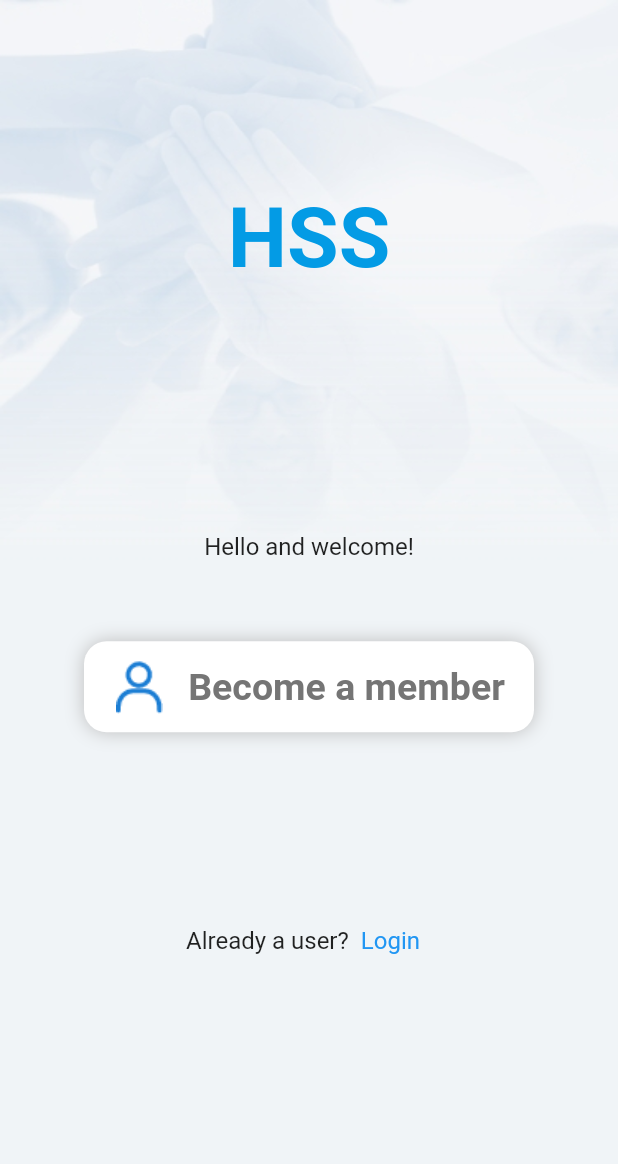
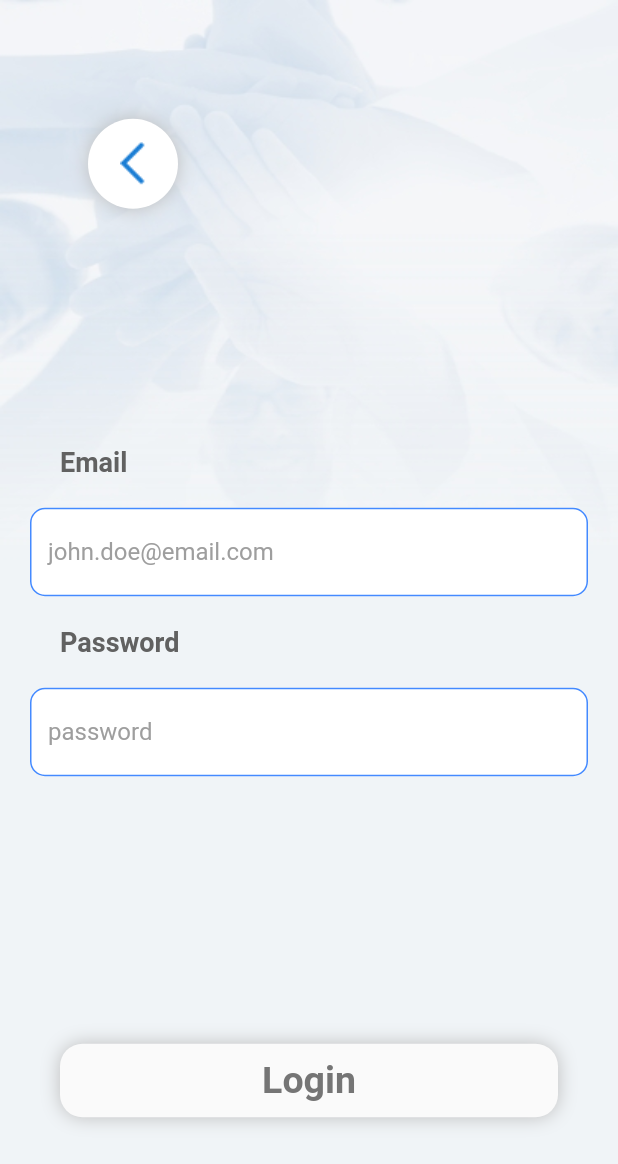
Before and after one commit to stefo231/hss_app, a Flutter app: the screen it shows after launch, on a phone screen of 412 x 824 dp. Shown: the top 1164 px of the screen. Run offline on Flutter 3.47's test engine with Material 2 defaults, Android fonts, the phone set to English and light mode, and no system bars; our stand-ins replace font_awesome_flutter, slider_button.

Commit message:
alignment fix

```diff
--- a/lib/components/circle_button.dart
+++ b/lib/components/circle_button.dart
@@ -1,5 +1,4 @@
 import 'package:flutter/material.dart';
-import 'package:font_awesome_flutter/font_awesome_flutter.dart';
 
 class CircleButton extends StatelessWidget {
   CircleButton({@required this.onTap, this.img, this.icon});
@@ -13,9 +12,9 @@ class CircleButton extends StatelessWidget {
     return GestureDetector(
       onTap: onTap,
       child: Container(
-        margin: EdgeInsets.only(left: 40.0),
+        // margin: EdgeInsets.only(left: 40.0),
         child: img ?? icon,
-        padding: EdgeInsets.all(20.0),
+        padding: EdgeInsets.all(15.0),
         decoration: BoxDecoration(
           // color: Colors.grey[100],
           color: Colors.white,
--- a/lib/main.dart
+++ b/lib/main.dart
@@ -1,10 +1,9 @@
 import 'package:flutter/material.dart';
-import 'package:hss_app/screens/helper.dart';
+// import 'package:hss_app/screens/helper.dart';
 import 'package:hss_app/screens/home_screen.dart';
-
 import 'package:hss_app/screens/welcome_screen.dart';
-
-import 'screens/login_doctor_screen.dart';
+import 'screens/home_screen.dart';
+import 'screens/login_email_screen.dart';
 
 void main() {
   runApp(App());
@@ -14,19 +13,23 @@ class App extends StatelessWidget {
   @override
   Widget build(BuildContext context) {
     return MaterialApp(
-      // initialRoute: '/',
-      // routes: {'/': (context) => HomeScreen()},
+      initialRoute: LogInEmailScreen.id,
+      routes: {
+        WelcomeScreen.id: (context) => WelcomeScreen(),
+        LogInEmailScreen.id: (context) => LogInEmailScreen(),
+        HomeScreen.id: (context) => HomeScreen(),
+      },
 
-      home: Scaffold(
-        body: SafeArea(
-// za polesna navigacija - comment / uncomment
-          child: WelcomeScreen(),
-          // child: HomeScreen(),
+//       home: Scaffold(
+//         body: SafeArea(
+// // za polesna navigacija - comment / uncomment
+//           child: WelcomeScreen(),
+//           // child: HomeScreen(),
 
-          // child: LogInScreenDoctor(),
-          // child: Helper(),
-        ),
-      ),
+//           // child: LogInScreenDoctor(),
+//           // child: Helper(),
+//         ),
+//       ),
     );
   }
 }
--- a/lib/screens/login_doctor_screen.dart
+++ b/lib/screens/login_email_screen.dart
@@ -1,15 +1,17 @@
 import 'package:flutter/material.dart';
-import 'package:font_awesome_flutter/font_awesome_flutter.dart';
 import 'package:hss_app/components/circle_button.dart';
 import 'package:hss_app/components/custom_textinput.dart';
 import 'package:hss_app/components/custom_button.dart';
 
-class LogInScreenDoctor extends StatefulWidget {
+import 'home_screen.dart';
+
+class LogInEmailScreen extends StatefulWidget {
+  static String id = "login_email_screen";
   @override
-  _LogInScreenDoctorState createState() => _LogInScreenDoctorState();
+  _LogInEmailScreenState createState() => _LogInEmailScreenState();
 }
 
-class _LogInScreenDoctorState extends State<LogInScreenDoctor> {
+class _LogInEmailScreenState extends State<LogInEmailScreen> {
   @override
   Widget build(BuildContext context) {
     return Scaffold(
@@ -24,19 +26,20 @@ class _LogInScreenDoctorState extends State<LogInScreenDoctor> {
           mainAxisAlignment: MainAxisAlignment.spaceAround,
           children: [
             Row(
-              mainAxisAlignment: MainAxisAlignment.start,
+              mainAxisAlignment: MainAxisAlignment.spaceAround,
               children: [
                 CircleButton(
                   onTap: () {
-                    print('Ouch!');
-                    //Navigator.pop(context);
+                    Navigator.pop(context);
                   },
-                  icon: Icon(
-                    Icons.arrow_back_ios,
-                    color: Colors.blue,
-                    size: 30,
+                  img: Image.asset(
+                    'images/left_arrow_blue.png',
+                    width: 30.0,
+                    height: 30.0,
                   ),
                 ),
+                SizedBox(height: 5.0),
+                SizedBox(height: 5.0),
               ],
             ),
             Column(
@@ -76,7 +79,7 @@ class _LogInScreenDoctorState extends State<LogInScreenDoctor> {
             CustomButton(
               title: "Login",
               onTap: () {
-                print('Ouch!');
+                Navigator.pushNamed(context, HomeScreen.id);
               },
             ),
           ],
--- a/lib/screens/login_panel.dart
+++ b/lib/screens/login_panel.dart
@@ -1,6 +1,7 @@
 import 'package:flutter/material.dart';
 import 'package:hss_app/components/custom_icon_button.dart';
 import 'package:font_awesome_flutter/font_awesome_flutter.dart';
+import 'login_email_screen.dart';
 
 class LoginPanel extends StatelessWidget {
   @override
@@ -37,7 +38,9 @@ class LoginPanel extends StatelessWidget {
             ),
             SizedBox(height: 36.0),
             CustomIconButton(
-              onTap: () {},
+              onTap: () {
+                Navigator.pushNamed(context, LogInEmailScreen.id);
+              },
               buttonTitle: "Email",
               icon: FaIcon(
                 FontAwesomeIcons.envelope,
--- a/lib/screens/welcome_screen.dart
+++ b/lib/screens/welcome_screen.dart
@@ -1,10 +1,11 @@
 import 'package:flutter/material.dart';
 import 'package:hss_app/screens/login_panel.dart';
-import 'package:hss_app/screens/login_screen.dart';
+// import 'package:hss_app/screens/login_screen.dart';
 
 import '../components/custom_icon_button.dart';
 
 class WelcomeScreen extends StatefulWidget {
+  static String id = "welcome_screen";
   @override
   _WelcomeScreenState createState() => _WelcomeScreenState();
 }
```
Also changed, not shown: lib/components/large_circle_button.dart (+10 -7 lines), lib/screens/home_screen.dart (+23 -18 lines), images/left_arrow_blue.png (added).
